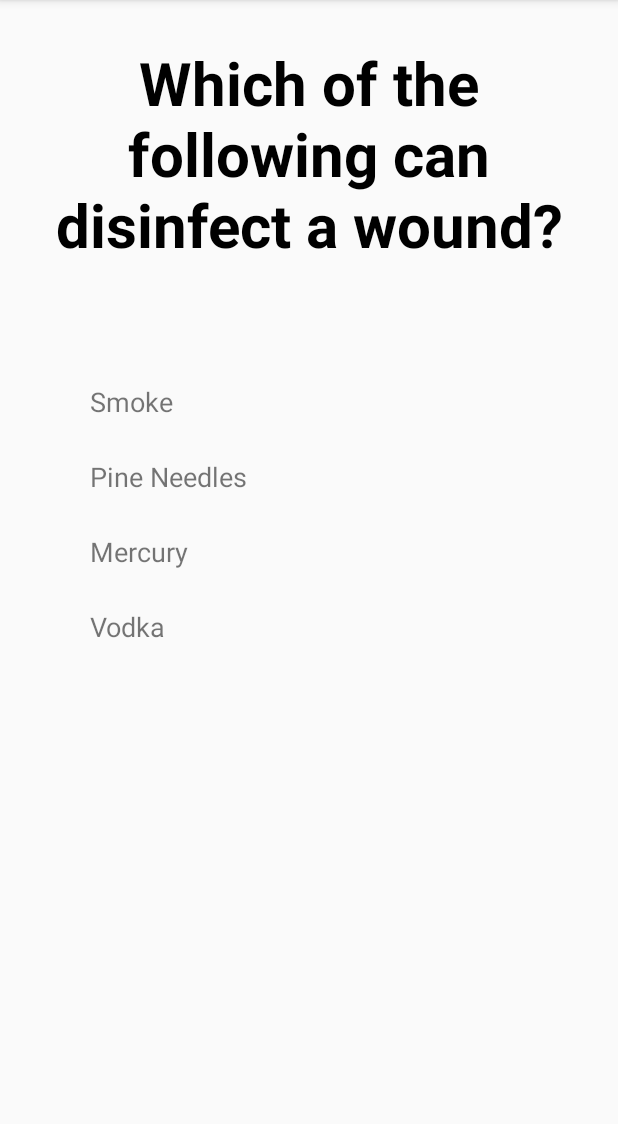
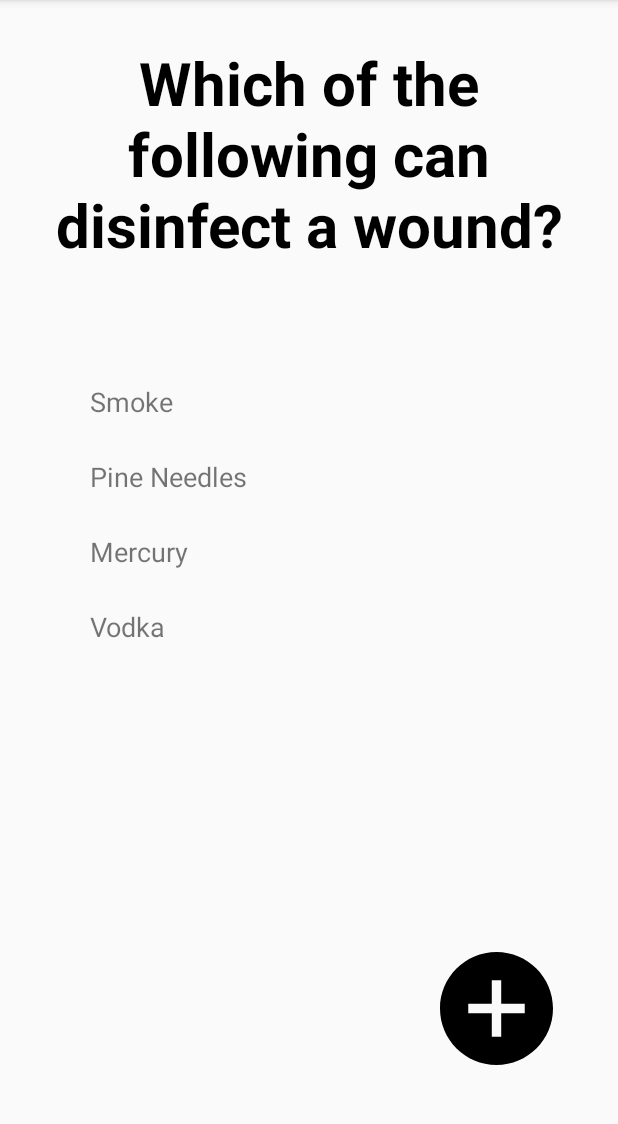
Before and after one commit to AlynMing/Flashcards, an Android app: the screen it shows after launch (MainActivity), on a phone screen of 412 x 824 dp, the part 84-1208 px from its top. Run offline under Robolectric (Android 15) with nearby library versions, the phone set to English and light mode, and no system bars.

Commit message:
fixed add card activity

```diff
--- a/app/src/main/AndroidManifest.xml
+++ b/app/src/main/AndroidManifest.xml
@@ -9,6 +9,7 @@
         android:roundIcon="@mipmap/ic_launcher_round"
         android:supportsRtl="true"
         android:theme="@style/AppTheme">
+        <activity android:name=".AddCardActivity"></activity>
         <activity android:name=".MainActivity">
             <intent-filter>
                 <action android:name="android.intent.action.MAIN" />
--- a/app/src/main/java/com/example/flashcards/MainActivity.java
+++ b/app/src/main/java/com/example/flashcards/MainActivity.java
@@ -2,6 +2,7 @@
 
 import androidx.appcompat.app.AppCompatActivity;
 
+import android.content.Intent;
 import android.graphics.Color;
 import android.os.Bundle;
 import android.view.View;
@@ -55,6 +56,15 @@
             }
         });
 
+        findViewById(R.id.addButton).setOnClickListener(new View.OnClickListener() {
+            @Override
+            public void onClick(View v) {
+                Intent intent = new Intent(MainActivity.this, AddCardActivity.class);
+
+                MainActivity.this.startActivityForResult(intent, 100);
+            }
+        });
+
     }
 
 }
--- /dev/null
+++ b/app/src/main/res/drawable/ic_icon_x.xml
@@ -0,0 +1,4 @@
+<vector android:height="75dp" android:viewportHeight="24"
+    android:viewportWidth="24" android:width="75dp" xmlns:android="http://schemas.android.com/apk/res/android">
+    <path android:fillColor="#FF000000" android:pathData="M12,0c-6.627,0 -12,5.373 -12,12s5.373,12 12,12 12,-5.373 12,-12 -5.373,-12 -12,-12zM16.151,17.943l-4.143,-4.102 -4.117,4.159 -1.833,-1.833 4.104,-4.157 -4.162,-4.119 1.833,-1.833 4.155,4.102 4.106,-4.16 1.849,1.849 -4.1,4.141 4.157,4.104 -1.849,1.849z"/>
+</vector>
--- a/app/src/main/res/layout/activity_main.xml
+++ b/app/src/main/res/layout/activity_main.xml
@@ -87,4 +87,14 @@
         android:text="Pine Needles"
         android:textSize="18sp" />
 
+    <ImageView
+        android:id="@+id/addButton"
+        android:layout_width="75dp"
+        android:layout_height="75dp"
+        android:layout_alignParentEnd="true"
+        android:layout_alignParentBottom="true"
+        android:layout_marginEnd="43dp"
+        android:layout_marginBottom="58dp"
+        android:src="@drawable/ic_icon_plus" />
+
 </RelativeLayout>
```
Also changed, not shown: app/src/main/java/com/example/flashcards/AddCardActivity.java (added, +14 -0 lines), app/src/main/res/layout/activity_add_card.xml (added, +9 -0 lines).
